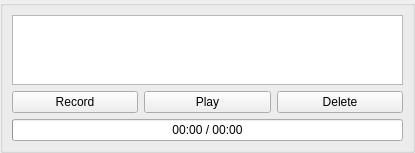
Old version of the form simonlib/simonsound/recwidget.ui in the repository KDE/simon.
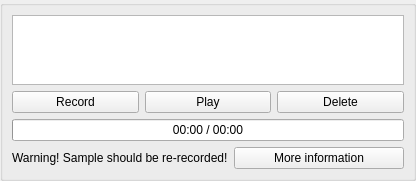
New version of the form. Custom widgets are drawn as their Qt base class.

Commit message: Adding warning when sample is clipped

```diff
--- a/simonlib/simonsound/recwidget.ui
+++ b/simonlib/simonsound/recwidget.ui
@@ -6,8 +6,8 @@
    <rect>
     <x>0</x>
     <y>0</y>
-    <width>415</width>
-    <height>124</height>
+    <width>416</width>
+    <height>172</height>
    </rect>
   </property>
   <property name="windowTitle">
@@ -71,6 +71,24 @@
         </property>
        </widget>
       </item>
+      <item>
+       <layout class="QHBoxLayout" name="horizontalLayout">
+        <item>
+         <widget class="QLabel" name="label">
+          <property name="text">
+           <string>Warning! Sample should be re-recorded!</string>
+          </property>
+         </widget>
+        </item>
+        <item>
+         <widget class="KPushButton" name="kpushbutton">
+          <property name="text">
+           <string>More information</string>
+          </property>
+         </widget>
+        </item>
+       </layout>
+      </item>
      </layout>
     </widget>
    </item>
```
The commit also changes 4 other files.
